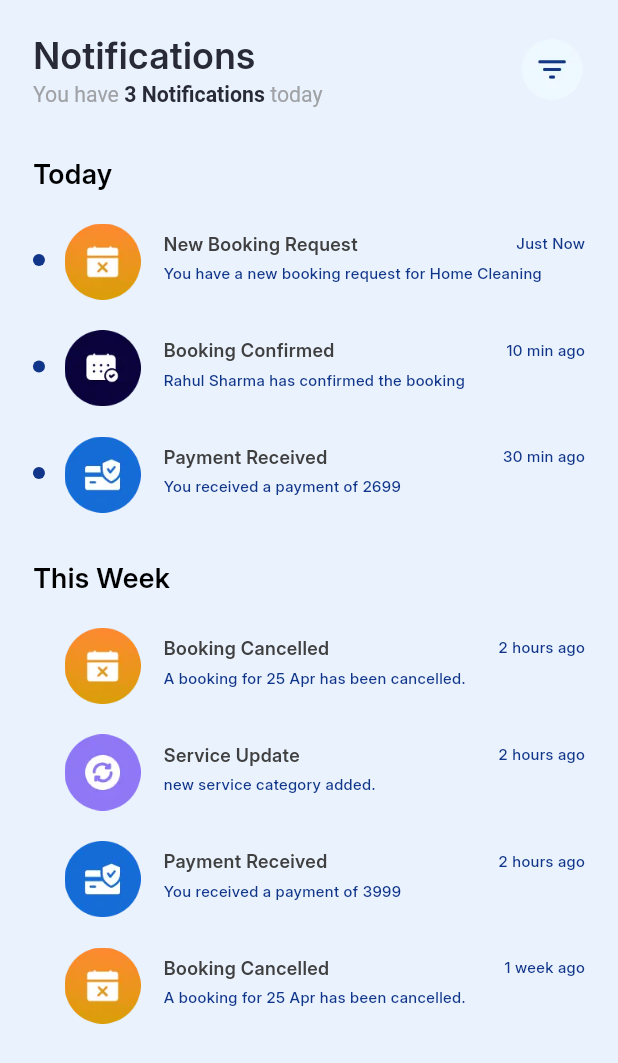
After one commit to PindoliaRajshree/urban-services, a Flutter app: the NotificationScreen screen opened by its route, on a phone screen of 412 x 824 dp. The commit adds this screen. Shown: the top 1063 px of the screen. Run offline on Flutter 3.47's test engine with Material 3 defaults, Android fonts, the phone set to English and light mode, and no system bars; our stand-ins replace dio, file_picker, flutter_riverpod, flutter_screenutil, get, image_picker and 2 more; accounts and stored records are empty.

Commit message:
completed notification screen

```diff
--- a/lib/core/constants/app_images.dart
+++ b/lib/core/constants/app_images.dart
@@ -28,6 +28,7 @@ class AppImages {
   static const String calendar = '$_basePath/calendar.webp';
   static const String upload = '$_basePath/upload.webp';
   static const String file = '$_basePath/file.webp';
+  static const String filter = '$_basePath/filter.webp';
 
   // Input & Forms
   static const String email = '$_basePath/Email.webp';
@@ -79,4 +80,10 @@ class AppImages {
   static const String location = '$_basePath/location.webp';
   static const String homeLocation = '$_basePath/home-location.webp';
   static const String forwardArrow = '$_basePath/forward-arrow.webp';
+
+  // Notifications & Status
+  static const String bookingConfirmed = '$_basePath/booking-confirmed.webp';
+  static const String bookingNotify = '$_basePath/booking-notify.webp';
+  static const String paymentReceived = '$_basePath/payment-received.webp';
+  static const String serviceUpdate = '$_basePath/service-update.webp';
 }
--- a/lib/features/home/home_screen.dart
+++ b/lib/features/home/home_screen.dart
@@ -2,6 +2,8 @@
 // Purpose: The primary dashboard for users to explore services, categories, and top-rated providers.
 
 import 'package:flutter/material.dart';
+import 'package:get/get.dart';
+import 'package:urban_services/routes/route_names.dart';
 import 'package:urban_services/core/colors/colors.dart';
 import 'package:urban_services/core/constants/app_dimensions.dart';
 import 'package:urban_services/core/constants/app_images.dart';
@@ -120,6 +122,11 @@ class _HomeScreenState extends State<HomeScreen> {
                         AppImages.addToCart,
                         height: AppDimensions.containerHeight50h,
                         width: AppDimensions.containerWidth50w,
+                      ),
+                      SizedBox(width: AppDimensions.padding15w),
+                      GestureDetector(
+                        onTap: () => Get.toNamed(RouteNames.notificationScreen),
+                        child: Icon(Icons.notifications_on_outlined,color: AppColors.primaryDark,size: AppDimensions.radius36r,),
                       ),
                     ],
                   ),
--- a/lib/features/home_provider/provider_home_screen.dart
+++ b/lib/features/home_provider/provider_home_screen.dart
@@ -123,6 +123,11 @@ class _ProviderHomeScreenState extends State<ProviderHomeScreen> {
                         AppImages.addToCart,
                         height: AppDimensions.containerHeight50h,
                         width: AppDimensions.containerWidth50w,
+                      ),
+                      SizedBox(width: AppDimensions.padding15w),
+                      GestureDetector(
+                        onTap: () => Get.toNamed(RouteNames.notificationScreen),
+                        child: Icon(Icons.notifications_on_outlined,color: AppColors.primaryDark,size: AppDimensions.radius36r,),
                       ),
                     ],
                   ),
--- /dev/null
+++ b/lib/features/notification/notification_screen.dart
@@ -0,0 +1,158 @@
+// File: lib/features/notification/notification_screen.dart
+// Purpose: Screen for displaying all user/provider notifications.
+
+import 'package:flutter/material.dart';
+import 'package:urban_services/core/colors/colors.dart';
+import 'package:urban_services/core/constants/app_dimensions.dart';
+import 'package:urban_services/core/constants/app_images.dart';
+import 'package:urban_services/widgets/custom_text_style.dart';
+import 'package:urban_services/widgets/notification_card.dart';
+import 'package:urban_services/widgets/section_heading.dart';
+
+class NotificationScreen extends StatelessWidget {
+  const NotificationScreen({super.key});
+
+  @override
+  Widget build(BuildContext context) {
+    final Color darkBlue = const Color.fromRGBO(40, 42, 55, 1);
+
+    return Scaffold(
+      backgroundColor: AppColors.screenBackground,
+      body: SafeArea(
+        child: Padding(
+          padding: EdgeInsets.symmetric(horizontal: AppDimensions.padding20w),
+          child: Column(
+            crossAxisAlignment: CrossAxisAlignment.start,
+            children: [
+              SizedBox(height: AppDimensions.padding20h),
+              // 1. Header Row
+              Row(
+                mainAxisAlignment: MainAxisAlignment.spaceBetween,
+                children: [
+                  Column(
+                    crossAxisAlignment: CrossAxisAlignment.start,
+                    children: [
+                      Text(
+                        'Notifications',
+                        style: customTextStyle(
+                          24,
+                          darkBlue,
+                          FontWeight.w600,
+                        ),
+                      ),
+                      RichText(
+                        text: TextSpan(
+                          style: customTextStyle(
+                            14,
+                            AppColors.grey,
+                            FontWeight.w400,
+                          ),
+                          children: [
+                            const TextSpan(text: 'You have '),
+                            TextSpan(
+                              text: '3 Notifications',
+                              style: customTextStyle(
+                                14,
+                                darkBlue,
+                                FontWeight.w600,
+                              ),
+                            ),
+                            const TextSpan(text: ' today'),
+                          ],
+                        ),
+                      ),
+                    ],
+                  ),
+                  // Filter Icon
+                  Image.asset(
+                    AppImages.filter,
+                    width: AppDimensions.containerWidth40w,
+                    height: AppDimensions.containerHeight40h,
+                  ),
+                ],
+              ),
+              SizedBox(height: AppDimensions.padding30h),
+
+              // Scrollable Content
+              Expanded(
+                child: SingleChildScrollView(
+                  child: Column(
+                    crossAxisAlignment: CrossAxisAlignment.start,
+                    children: [
+                      // 2. Today Section
+                      const SectionHeading(
+                        title: 'Today',
+                        fontSize: 18,
+                        fontWeight: FontWeight.w600,
+                        color: AppColors.black,
+                      ),
+                      SizedBox(height: AppDimensions.padding10h),
+                      const NotificationCard(
+                        type: NotificationType.booking,
+                        heading: 'New Booking Request',
+                        description: 'You have a new booking request for Home Cleaning',
+                        timeAgo: 'Just Now',
+                      ),
+                      const NotificationCard(
+                        type: NotificationType.confirmed,
+                        heading: 'Booking Confirmed',
+                        description: 'Rahul Sharma has confirmed the booking',
+                        timeAgo: '10 min ago',
+                      ),
+                      const NotificationCard(
+                        type: NotificationType.payment,
+                        heading: 'Payment Received',
+                        description: 'You received a payment of 2699',
+                        timeAgo: '30 min ago',
+                      ),
+
+                      SizedBox(height: AppDimensions.padding20h),
+
+                      // 4. This Week Section
+                      const SectionHeading(
+                        title: 'This Week',
+                        fontSize: 18,
+                        fontWeight: FontWeight.w600,
+                        color: AppColors.black,
+                      ),
+                      SizedBox(height: AppDimensions.padding10h),
+                      const NotificationCard(
+                        type: NotificationType.cancelled,
+                        heading: 'Booking Cancelled',
+                        description: 'A booking for 25 Apr has been cancelled.',
+                        timeAgo: '2 hours ago',
+                        isRead: true,
+                      ),
+                      const NotificationCard(
+                        type: NotificationType.update,
+                        heading: 'Service Update',
+                        description: 'new service category added.',
+                        timeAgo: '2 hours ago',
+                        isRead: true,
+                      ),
+                      const NotificationCard(
+                        type: NotificationType.payment,
+                        heading: 'Payment Received',
+                        description: 'You received a payment of 3999',
+                        timeAgo: '2 hours ago',
+                        isRead: true,
+                      ),
+                      const NotificationCard(
+                        type: NotificationType.cancelled,
+                        heading: 'Booking Cancelled',
+                        description: 'A booking for 25 Apr has been cancelled.',
+                        timeAgo: '1 week ago',
+                        isRead: true,
+                      ),
+                      SizedBox(height: AppDimensions.padding20h),
+                    ],
+                  ),
+                ),
+              ),
+            ],
+          ),
+        ),
+      ),
+    );
+  }
+}
--- a/lib/routes/route_names.dart
+++ b/lib/routes/route_names.dart
@@ -24,4 +24,7 @@ class RouteNames {
   //address
   static const String addressScreen = '/address';
   static const String addAddressScreen = '/addAddress';
+
+  //notification
+  static const String notificationScreen = '/notification';
 }
--- a/lib/routes/route_pages.dart
+++ b/lib/routes/route_pages.dart
@@ -14,6 +14,7 @@ import 'package:urban_services/features/address/address_screen.dart';
 import 'package:urban_services/features/address/add_address_screen.dart';
 import 'package:urban_services/features/home_provider/complete_profile/complete_profile_screen.dart';
 import 'package:urban_services/features/home_provider/provider_home_screen.dart';
+import 'package:urban_services/features/notification/notification_screen.dart';
 import 'package:urban_services/routes/route_names.dart';
 
 List<GetPage> getRoutes() {
@@ -51,5 +52,9 @@ List<GetPage> getRoutes() {
       name: RouteNames.addAddressScreen,
       page: () => const AddAddressScreen(),
     ),
+    GetPage(
+      name: RouteNames.notificationScreen,
+      page: () => const NotificationScreen(),
+    ),
   ];
 }
--- /dev/null
+++ b/lib/widgets/notification_card.dart
@@ -0,0 +1,118 @@
+// File: lib/widgets/notification_card.dart
+// Purpose: A reusable card for displaying notification items.
+
+import 'package:flutter/material.dart';
+import 'package:urban_services/core/colors/colors.dart';
+import 'package:urban_services/core/constants/app_dimensions.dart';
+import 'package:urban_services/core/constants/app_images.dart';
+import 'package:urban_services/widgets/custom_text_style.dart';
+
+enum NotificationType { booking, confirmed, payment, update, cancelled }
+
+class NotificationCard extends StatelessWidget {
+  final NotificationType type;
+  final String heading;
+  final String description;
+  final String timeAgo;
+  final bool isRead;
+
+  const NotificationCard({
+    super.key,
+    required this.type,
+    required this.heading,
+    required this.description,
+    required this.timeAgo,
+    this.isRead = false,
+  });
+
+  String _getIconPath() {
+    switch (type) {
+      case NotificationType.booking:
+        return AppImages.bookingNotify;
+      case NotificationType.confirmed:
+        return AppImages.bookingConfirmed;
+      case NotificationType.payment:
+        return AppImages.paymentReceived;
+      case NotificationType.update:
+        return AppImages.serviceUpdate;
+      case NotificationType.cancelled:
+        return AppImages.bookingNotify; // Using bookingNotify for cancelled as well or check if there's a better one
+    }
+  }
+
+  @override
+  Widget build(BuildContext context) {
+    return Padding(
+      padding: EdgeInsets.symmetric(vertical: AppDimensions.padding10h),
+      child: Row(
+        crossAxisAlignment: CrossAxisAlignment.start,
+        mainAxisAlignment: MainAxisAlignment.center,
+        children: [
+          // Column 1: Blue Circle
+          Padding(
+            padding: .symmetric(vertical: AppDimensions.padding20h),
+            child: Container(
+              width: 8,
+              height: 8,
+              decoration: BoxDecoration(
+                color: isRead ? Colors.transparent : AppColors.primaryDark,
+                shape: BoxShape.circle,
+              ),
+            ),
+          ),
+          SizedBox(width: AppDimensions.padding10w),
+
+          // Column 2: Icon from Assets
+          Image.asset(
+            _getIconPath(),
+            width: AppDimensions.containerWidth50w,
+            height: AppDimensions.containerHeight50h,
+          ),
+          SizedBox(width: AppDimensions.padding12w),
+
+          // Column 3: Text Content
+          Expanded(
+            child: Column(
+              crossAxisAlignment: CrossAxisAlignment.start,
+              children: [
+                SizedBox(height: AppDimensions.padding5h,),
+                // Row 1: Heading and Time Ago
+                Row(
+                  mainAxisAlignment: MainAxisAlignment.spaceBetween,
+                  children: [
+                    Text(
+                      heading,
+                      style: customTextStyle(
+                        12,
+                        AppColors.text,
+                        FontWeight.w600,
+                      ),
+                    ),
+                    Text(
+                      timeAgo,
+                      style: customTextStyle(
+                        10,
+                        AppColors.primaryDark,
+                        FontWeight.w500,
+                      ),
+                    ),
+                  ],
+                ),
+                SizedBox(height: AppDimensions.padding4h),
+                // Row 2: Description
+                Text(
+                  description,
+                  style: customTextStyle(
+                    10,
+                    AppColors.primaryDark,
+                    FontWeight.w500,
+                  ),
+                ),
+              ],
+            ),
+          ),
+        ],
+      ),
+    );
+  }
+}
--- a/lib/widgets/section_heading.dart
+++ b/lib/widgets/section_heading.dart
@@ -1,5 +1,5 @@
 // File: lib/widgets/section_heading.dart
-// Purpose: A reusable widget for section headers in the Home screen.
+// Purpose: A reusable widget for section headers throughout the app.
 
 import 'package:flutter/material.dart';
 import 'package:urban_services/core/colors/colors.dart';
@@ -8,17 +8,26 @@ import 'package:urban_services/widgets/custom_text_style.dart';
 
 class SectionHeading extends StatelessWidget {
   final String title;
+  final double? fontSize;
+  final FontWeight? fontWeight;
+  final Color? color;
 
-  const SectionHeading({super.key, required this.title});
+  const SectionHeading({
+    super.key,
+    required this.title,
+    this.fontSize,
+    this.fontWeight,
+    this.color,
+  });
 
   @override
   Widget build(BuildContext context) {
     return Text(
       title,
       style: customTextStyle(
-        AppTextSizes.largeTextSize, // 16
-        AppColors.headingGrey,
-        FontWeight.w500,
+        fontSize ?? AppTextSizes.largeTextSize, // Default to 16
+        color ?? AppColors.headingGrey,
+        fontWeight ?? FontWeight.w500,
       ),
     );
   }
```
Also changed, not shown: assets/icons/booking-confirmed.webp (added), assets/icons/booking-notify.webp (added), assets/icons/filter.webp (added), assets/icons/payment-received.webp (added), assets/icons/service-update.webp (added).
